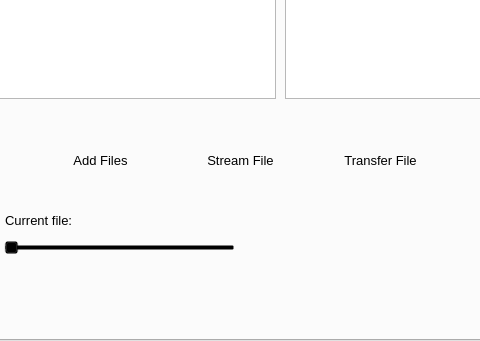
Qt form src/application/appwindow.ui (mvan/4985Final) before a commit; both pictures show x 87 to 567 and y 299 to 640 of the 740 by 640 pixel window.
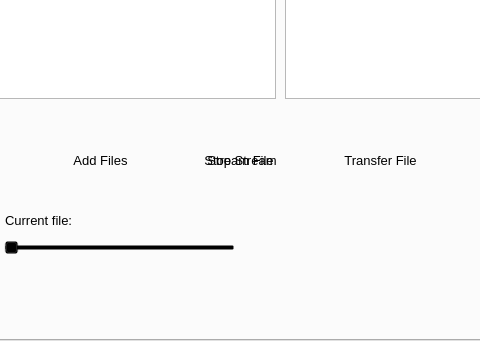
The same form after that commit. Icons and pictures are not drawn. Custom widgets are drawn as their Qt base class.

Commit message: stop stream btn

Diff of the .ui file:
```diff
--- a/src/application/appwindow.ui
+++ b/src/application/appwindow.ui
@@ -583,6 +583,31 @@
      <bool>true</bool>
     </property>
    </widget>
+   <widget class="QPushButton" name="stopStream">
+    <property name="geometry">
+     <rect>
+      <x>280</x>
+      <y>387</y>
+      <width>91</width>
+      <height>91</height>
+     </rect>
+    </property>
+    <property name="font">
+     <font>
+      <family>Tahoma</family>
+      <pointsize>10</pointsize>
+     </font>
+    </property>
+    <property name="cursor">
+     <cursorShape>PointingHandCursor</cursorShape>
+    </property>
+    <property name="text">
+     <string>Stop Stream</string>
+    </property>
+    <property name="flat">
+     <bool>true</bool>
+    </property>
+   </widget>
   </widget>
   <widget class="QWidget" name="microphone">
    <property name="cursor">
```
The commit also changes 4 other files.
